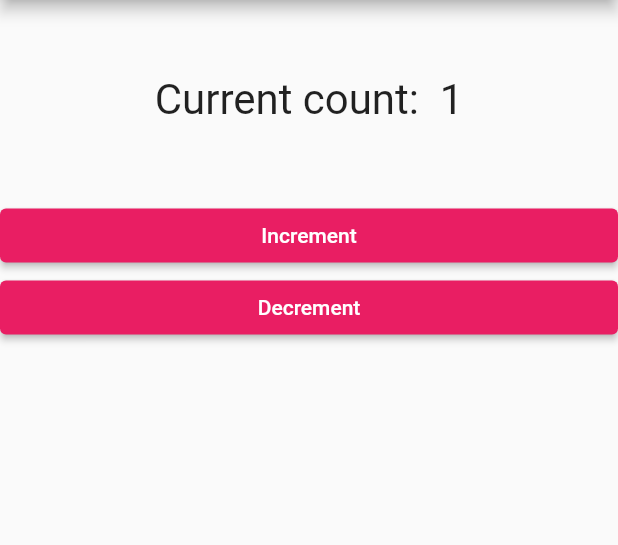
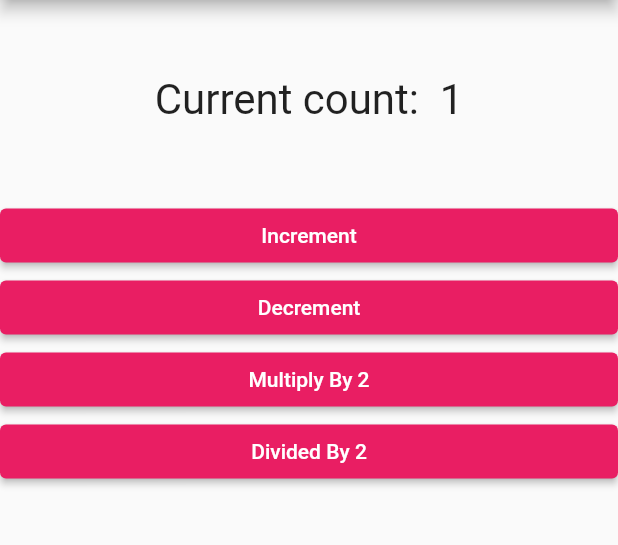
Before and after one commit to Tris-909/Flutter, a Flutter app: the screen it shows after launch, after a tap on "Increment", on a phone screen of 412 x 824 dp, the part 84-629 px from its top. Run offline on Flutter 3.47's test engine with Material 2 defaults, Android fonts, the light colour scheme and no system bars.

Commit message:
(10) Learning how to loop thur a list and render widgets, Map in Flutter

```diff
--- a/flutter_basics/lib/button.dart
+++ b/flutter_basics/lib/button.dart
@@ -13,6 +13,7 @@ class Button extends StatelessWidget {
         onPressed: handler,
         child: Text(
           text,
+          style: TextStyle(color: Colors.white),
         ),
         style: ButtonStyle(
           backgroundColor: MaterialStateProperty.all<Color>(Colors.pink),
--- a/flutter_basics/lib/main.dart
+++ b/flutter_basics/lib/main.dart
@@ -12,7 +12,15 @@ class MyApp extends StatefulWidget {
 }
 
 class _MyAppState extends State<MyApp> {
-  var _count = 0;
+  var _count = 0 as num;
+  var listOfButtons = [
+    {"text": "Increment"},
+    {
+      "text": "Decrement",
+    },
+    {"text": "Multiply By 2"},
+    {"text": "Divided By 2"}
+  ];
 
   void _increment() {
     setState(() {
@@ -26,6 +34,30 @@ class _MyAppState extends State<MyApp> {
     });
   }
 
+  void _multiplyBy2() {
+    setState(() {
+      _count = _count * 2;
+    });
+  }
+
+  void _dividedBy2() {
+    setState(() {
+      _count = (_count / 2);
+    });
+  }
+
+  decideButtonFunc(buttonName) {
+    if (buttonName == 'Increment') {
+      _increment();
+    } else if (buttonName == 'Decrement') {
+      _decrement();
+    } else if (buttonName == "Multiply By 2") {
+      _multiplyBy2();
+    } else {
+      _dividedBy2();
+    }
+  }
+
   @override
   Widget build(BuildContext context) {
     return MaterialApp(
@@ -34,8 +66,11 @@ class _MyAppState extends State<MyApp> {
         body: Column(
           children: [
             Counter(text: "Current count: ", counter: _count),
-            Button(handler: _increment, text: 'Increment'),
-            Button(handler: _decrement, text: 'Decrement'),
+            ...listOfButtons
+                .map((button) => new Button(
+                    handler: () => decideButtonFunc(button["text"]),
+                    text: button["text"]))
+                .toList()
           ],
         ),
       ),
--- a/flutter_basics/lib/placeholder.dart
+++ b/flutter_basics/lib/placeholder.dart
@@ -1,7 +1,7 @@
 import 'package:flutter/material.dart';
 
 class Counter extends StatelessWidget {
-  final int counter;
+  final num counter;
   final String text;
 
   Counter({this.counter, this.text});
```
